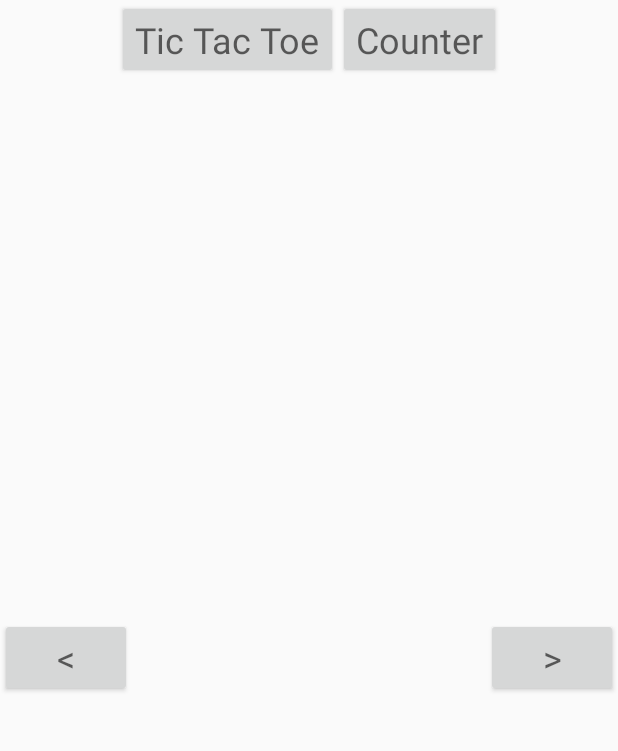
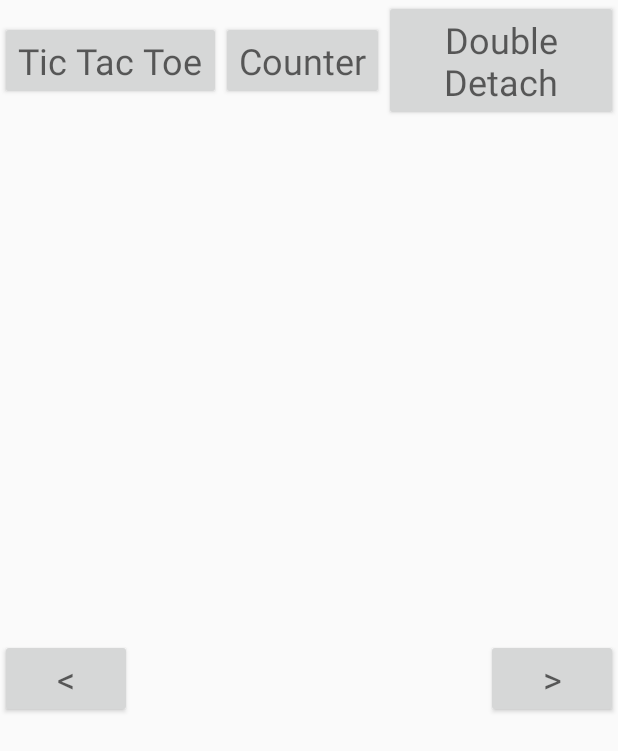
Before and after one commit to square/coordinators, an Android app: the screen it shows after launch (ContainerSampleActivity), after a tap on "Counter", on a phone screen of 412 x 824 dp. Shown: the top 751 px of the screen. Run offline under Robolectric (Android 15) with nearby library versions, the phone set to English and light mode, and no system bars; our stand-ins replace RxJava; libraries missing offline, so code that uses them is left out: com.jakewharton.rxrelay2; 2 statements that could not run were skipped.

Commit message:
Protects against reentrant calls to `onViewDetachedFromWindow`.

```diff
--- a/coordinators-sample-container/src/main/java/com/squareup/coordinators/sample/container/ContainerSampleActivity.java
+++ b/coordinators-sample-container/src/main/java/com/squareup/coordinators/sample/container/ContainerSampleActivity.java
@@ -19,6 +19,7 @@ package com.squareup.coordinators.sample.container;
 import android.app.Activity;
 import android.os.Bundle;
 import android.support.annotation.LayoutRes;
+import android.support.annotation.NonNull;
 import android.support.annotation.Nullable;
 import android.view.LayoutInflater;
 import android.view.View;
@@ -38,11 +39,11 @@ public class ContainerSampleActivity extends Activity {
     super.onCreate(savedInstanceState);
 
     setContentView(R.layout.root_layout);
-    container = (ViewGroup) findViewById(R.id.container);
+    container = findViewById(R.id.container);
 
     // Make each button show the layout identified in its tag. See root_layout.xml
 
-    ViewGroup buttons = (ViewGroup) findViewById(R.id.buttons);
+    ViewGroup buttons = findViewById(R.id.buttons);
     for (int i = 0; i < buttons.getChildCount(); i++) {
       View button = buttons.getChildAt(i);
 
@@ -65,7 +66,7 @@ public class ContainerSampleActivity extends Activity {
     // BECAUSE WE CAN!
 
     Coordinators.installBinder(container, new CoordinatorProvider() {
-      @Nullable @Override public Coordinator provideCoordinator(View view) {
+      @Nullable @Override public Coordinator provideCoordinator(@NonNull View view) {
         String coordinatorName = (String) view.getTag(R.id.coordinator_class_tag);
         return OBJECT_GRAPH.get(coordinatorName);
       }
--- a/coordinators-sample-container/src/main/java/com/squareup/coordinators/sample/container/ObjectGraph.java
+++ b/coordinators-sample-container/src/main/java/com/squareup/coordinators/sample/container/ObjectGraph.java
@@ -2,6 +2,7 @@ package com.squareup.coordinators.sample.container;
 
 import com.squareup.coordinators.sample.container.counter.Counter;
 import com.squareup.coordinators.sample.container.counter.CounterCoordinator;
+import com.squareup.coordinators.sample.container.doubledetach.DoubleDetachCoordinator;
 import com.squareup.coordinators.sample.container.tictactoe.TicTacToeBoard;
 import com.squareup.coordinators.sample.container.tictactoe.TicTacToeCoordinator;
 
@@ -16,6 +17,10 @@ class ObjectGraph {
     return new CounterCoordinator(counter);
   }
 
+  private DoubleDetachCoordinator doubleDetachCoordinator() {
+    return new DoubleDetachCoordinator();
+  }
+
   private TicTacToeCoordinator ticTacToeCoordinator() {
     return new TicTacToeCoordinator(ticTacToe);
   }
@@ -26,6 +31,10 @@ class ObjectGraph {
       return (T) ticTacToeCoordinator();
     }
 
+    if (DoubleDetachCoordinator.class.getName().equals(className)) {
+      return (T) doubleDetachCoordinator();
+    }
+
     if (CounterCoordinator.class.getName().equals(className)) {
       return (T) counterCoordinator();
     }
--- a/coordinators-sample-container/src/main/res/layout-land/root_layout.xml
+++ b/coordinators-sample-container/src/main/res/layout-land/root_layout.xml
@@ -45,6 +45,20 @@
           />
     </Button>
 
+    <Button
+        android:layout_width="match_parent"
+        android:layout_height="wrap_content"
+        android:text="Double Detach"
+        android:textAppearance="@style/TextAppearance.AppCompat.Display1"
+        android:textSize="24sp"
+        tools:ignore="HardcodedText"
+        >
+      <tag
+          android:id="@id/layout_to_show_tag"
+          android:value="@layout/double_detach_view"
+          />
+    </Button>
+
   </LinearLayout>
 
   <FrameLayout
--- a/coordinators-sample-container/src/main/res/layout/root_layout.xml
+++ b/coordinators-sample-container/src/main/res/layout/root_layout.xml
@@ -44,6 +44,20 @@
           />
     </Button>
 
+    <Button
+        android:layout_width="wrap_content"
+        android:layout_height="wrap_content"
+        android:text="Double Detach"
+        android:textAppearance="@style/TextAppearance.AppCompat.Display1"
+        android:textSize="24sp"
+        tools:ignore="HardcodedText"
+        >
+      <tag
+          android:id="@id/layout_to_show_tag"
+          android:value="@layout/double_detach_view"
+          />
+    </Button>
+
   </LinearLayout>
 
   <FrameLayout
--- a/coordinators/src/main/java/com/squareup/coordinators/Coordinator.java
+++ b/coordinators/src/main/java/com/squareup/coordinators/Coordinator.java
@@ -54,7 +54,7 @@ public class Coordinator {
   }
 
   /**
-   * True from just before attach until just after detach.
+   * True from just before {@link #attach} until just before {@link #detach}.
    */
   public final boolean isAttached() {
     return attached;
```
Also changed, not shown: coordinators-sample-container/src/main/java/com/squareup/coordinators/sample/container/doubledetach/DoubleDetachCoordinator.java (added, +39 -0 lines), coordinators-sample-container/src/main/res/layout/double_detach_view.xml (added, +48 -0 lines), coordinators/src/main/java/com/squareup/coordinators/Binding.java (+6 -1 lines), 1 other file.
